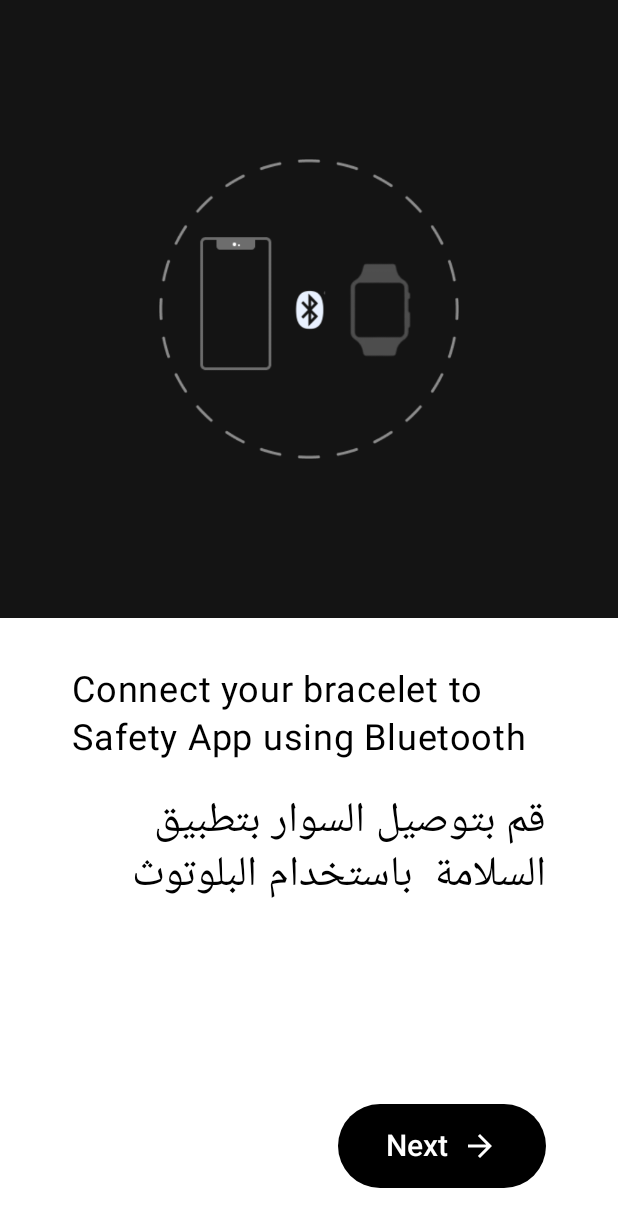
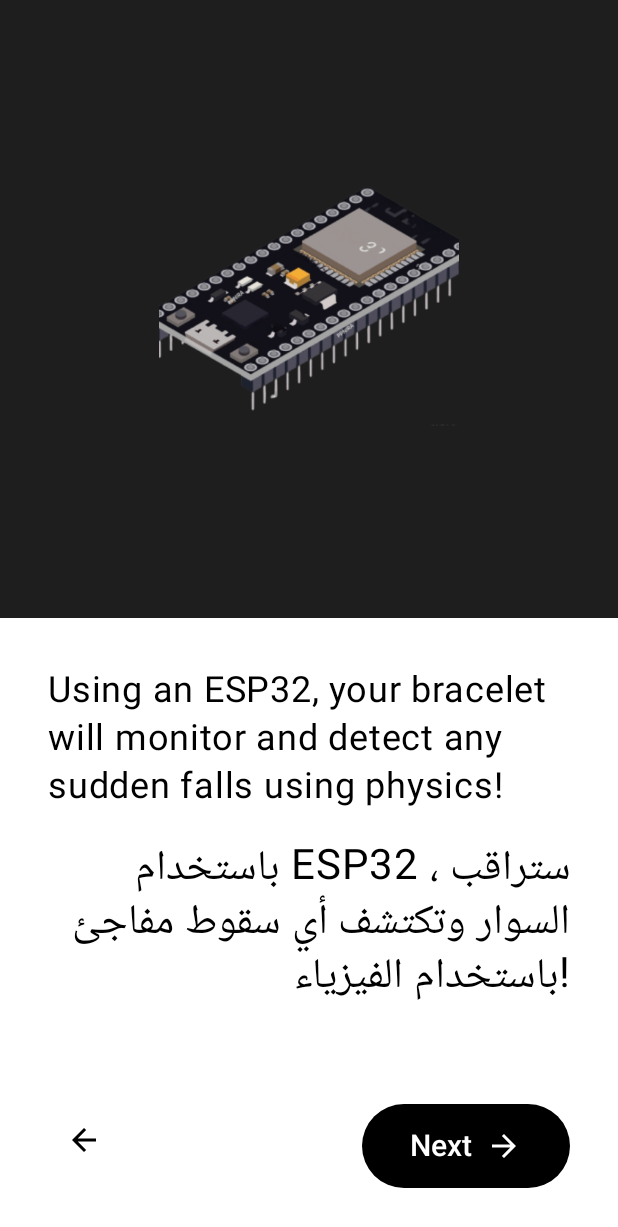
Before and after one commit to atick-faisal/Safety-Android, an Android app built with Jetpack Compose: the screen it shows after launch (MainActivity), on a phone screen of 412 x 824 dp. Shown: the top 1227 px of the screen. Run offline under Robolectric (Android 15) with nearby library versions, the phone set to English and light mode, and no system bars; our stand-ins replace Dagger/Hilt's generated code; libraries missing offline, so code that uses them is left out: com.orhanobut.logger; 2 statements that could not run were skipped.

Commit message:
Implement intro page 2

```diff
--- /dev/null
+++ b/app/src/main/kotlin/dev/atick/safety/ui/intro/page2/IntroFragment2.kt
@@ -0,0 +1,18 @@
+package dev.atick.safety.ui.intro.page2
+
+import androidx.compose.runtime.Composable
+import dagger.hilt.android.AndroidEntryPoint
+import dev.atick.core.ui.base.BaseFragment
+import dev.atick.core.ui.theme.JetpackTheme
+
+@AndroidEntryPoint
+class IntroFragment2 : BaseFragment() {
+
+    @Composable
+    override fun ComposeUi() {
+        JetpackTheme {
+            IntroScreen2(onNextClick = { /*TODO*/ })
+        }
+    }
+
+}
--- a/app/src/main/kotlin/dev/atick/safety/ui/intro/page1/IntroScreen1.kt
+++ b/app/src/main/kotlin/dev/atick/safety/ui/intro/page2/IntroScreen2.kt
@@ -1,11 +1,14 @@
-package dev.atick.safety.ui.intro.page1
+package dev.atick.safety.ui.intro.page2
 
 import android.app.Activity
 import androidx.compose.foundation.Image
 import androidx.compose.foundation.background
 import androidx.compose.foundation.layout.*
 import androidx.compose.material.icons.Icons
+import androidx.compose.material.icons.filled.ArrowBack
 import androidx.compose.material.icons.filled.ArrowForward
+import androidx.compose.material3.Icon
+import androidx.compose.material3.IconButton
 import androidx.compose.material3.Text
 import androidx.compose.runtime.Composable
 import androidx.compose.runtime.SideEffect
@@ -24,7 +27,7 @@
 import dev.atick.safety.ui.common.components.LargeButton
 
 @Composable
-fun IntroScreen1(
+fun IntroScreen2(
     onNextClick: () -> Unit,
     onBackClick: (() -> Unit)? = null
 ) {
@@ -37,7 +40,7 @@
         val currentWindow = (FragmentComponentManager.findActivity(view.context) as Activity).window
         SideEffect {
             currentWindow?.let { window ->
-                window.statusBarColor = Color(0xFF141414).toArgb()
+                window.statusBarColor = Color(0xFF1E1E1E).toArgb()
                 window.navigationBarColor = Color.White.toArgb()
                 WindowCompat.getInsetsController(window, view).isAppearanceLightStatusBars = false
                 WindowCompat.getInsetsController(window, view).isAppearanceLightNavigationBars =
@@ -49,13 +52,13 @@
     Column(
         modifier = Modifier
             .fillMaxSize()
-            .background(Color(0xFF141414)),
+            .background(Color(0xFF1E1E1E)),
         horizontalAlignment = Alignment.CenterHorizontally,
         verticalArrangement = Arrangement.Center
     ) {
 
         Image(
-            painter = painterResource(id = R.drawable.screen_1_header),
+            painter = painterResource(id = R.drawable.intro_page_2_header),
             contentDescription = "icon",
             modifier = Modifier
                 .size(200.dp)
@@ -66,14 +69,14 @@
             modifier = Modifier
                 .fillMaxWidth()
                 .background(Color.White)
-                .padding(horizontal = 48.dp)
+                .padding(horizontal = 32.dp)
                 .weight(0.5F),
             horizontalAlignment = Alignment.CenterHorizontally,
         ) {
             Spacer(modifier = Modifier.height(32.dp))
 
             Text(
-                text = "Connect your bracelet to Safety App using Bluetooth",
+                text = "Using an ESP32, your bracelet will monitor and detect any sudden falls using physics!",
                 fontSize = 24.sp,
                 color = Color.Black,
                 lineHeight = 32.sp
@@ -82,7 +85,7 @@
             Spacer(modifier = Modifier.height(16.dp))
 
             Text(
-                text = "قم بتوصيل السوار بتطبيق السلامة  باستخدام البلوتوث",
+                text = "باستخدام ESP32 ، ستراقب  السوار وتكتشف أي سقوط مفاجئ باستخدام الفيزياء!",
                 fontSize = 28.sp,
                 color = Color.Black,
                 lineHeight = 36.sp,
@@ -93,8 +96,11 @@
 
             Row(
                 modifier = Modifier.fillMaxWidth(),
-                horizontalArrangement = Arrangement.End
+                horizontalArrangement = Arrangement.SpaceBetween
             ) {
+                IconButton(onClick = { /*TODO*/ }) {
+                    Icon(imageVector = Icons.Default.ArrowBack, contentDescription = "back")
+                }
                 LargeButton(
                     text = "Next",
                     onClick = { /*TODO*/ },
--- a/app/src/main/res/navigation/nav_graph.xml
+++ b/app/src/main/res/navigation/nav_graph.xml
@@ -2,9 +2,9 @@
 <navigation xmlns:android="http://schemas.android.com/apk/res/android"
     xmlns:app="http://schemas.android.com/apk/res-auto"
     android:id="@+id/nav_graph"
-    app:startDestination="@id/introFragment1">
+    app:startDestination="@id/introFragment2">
     <fragment
-        android:id="@+id/introFragment1"
-        android:name="dev.atick.safety.ui.intro.page1.IntroFragment1"
-        android:label="IntroFragment1" />
+        android:id="@+id/introFragment2"
+        android:name="dev.atick.safety.ui.intro.page2.IntroFragment2"
+        android:label="IntroFragment2" />
 </navigation>
```
Also changed, not shown: app/src/main/kotlin/dev/atick/safety/ui/intro/page1/introScreen1.kt (added, +108 -0 lines), app/src/main/res/drawable/intro_page_1_header.png (renamed from app/src/main/res/drawable/screen_1_header.png), app/src/main/res/drawable/intro_page_2_header.png (added).
